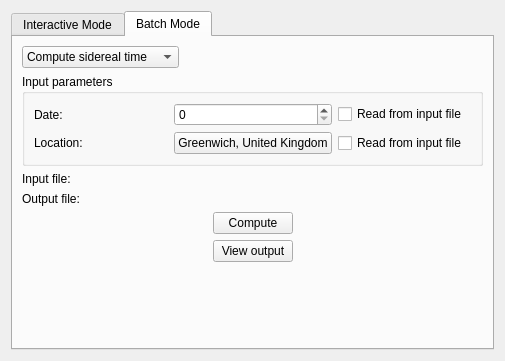
Qt form kstars/tools/modcalcsidtime.ui (KDE/kstars) before a commit.
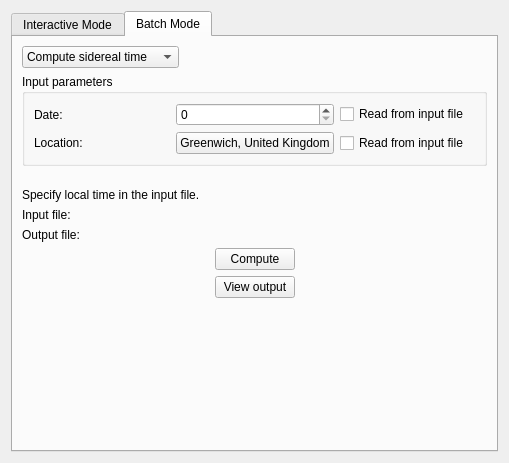
The same form after that commit. Custom widgets are drawn as their Qt base class.

The edit to the form file:
```diff
--- a/kstars/tools/modcalcsidtime.ui
+++ b/kstars/tools/modcalcsidtime.ui
@@ -5,8 +5,8 @@
    <rect>
     <x>0</x>
     <y>0</y>
-    <width>505</width>
-    <height>361</height>
+    <width>507</width>
+    <height>463</height>
    </rect>
   </property>
   <property name="windowTitle" >
@@ -278,6 +278,29 @@
          </layout>
         </widget>
        </item>
+       <item>
+        <spacer>
+         <property name="orientation" >
+          <enum>Qt::Vertical</enum>
+         </property>
+         <property name="sizeType" >
+          <enum>QSizePolicy::Minimum</enum>
+         </property>
+         <property name="sizeHint" >
+          <size>
+           <width>20</width>
+           <height>16</height>
+          </size>
+         </property>
+        </spacer>
+       </item>
+       <item>
+        <widget class="QLabel" name="HelpLabel" >
+         <property name="text" >
+          <string>Specify local time in the input file.</string>
+         </property>
+        </widget>
+       </item>
        <item>
         <layout class="QGridLayout" >
          <item row="0" column="0" >
@@ -357,8 +380,8 @@
          </property>
          <property name="sizeHint" >
           <size>
-           <width>31</width>
-           <height>20</height>
+           <width>465</width>
+           <height>16</height>
           </size>
          </property>
         </spacer>
```
